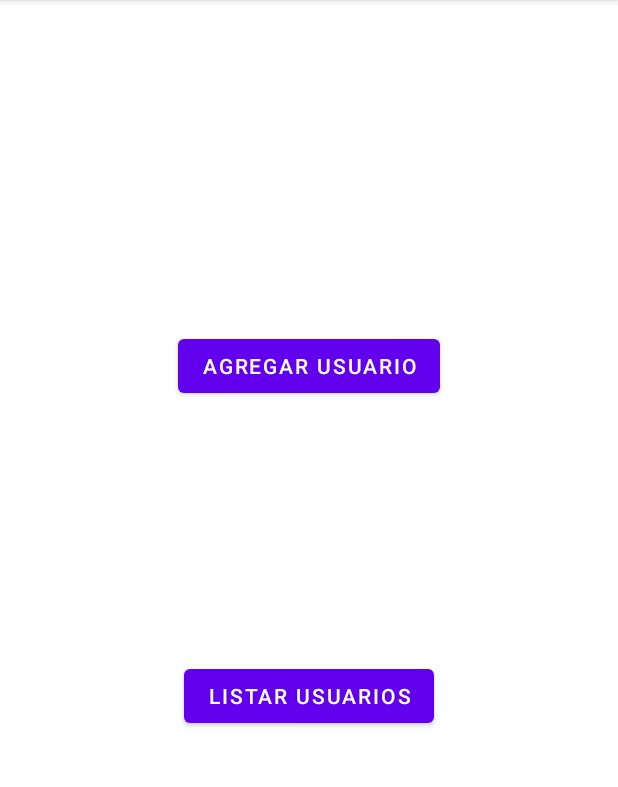
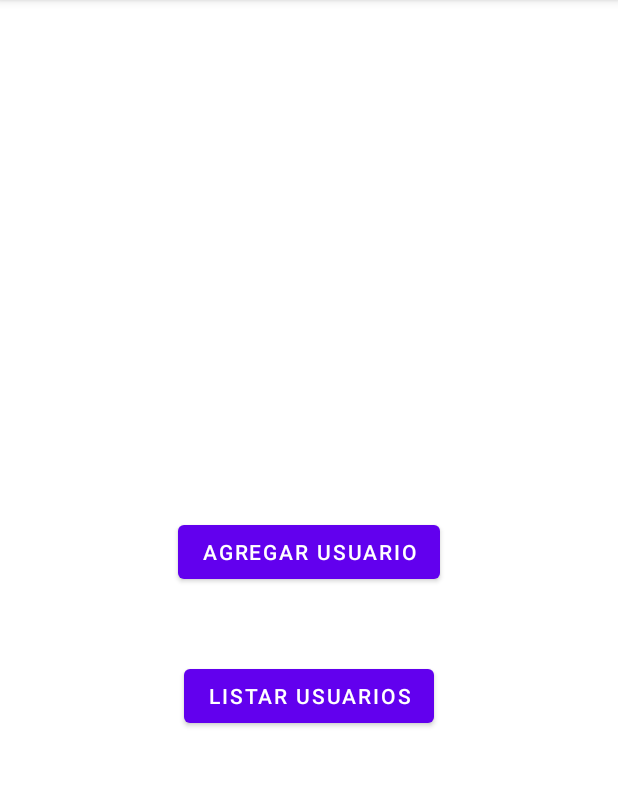
Before and after one commit to dieguitofranco/Adaptadorlista, an Android app: the screen it shows after launch (MainActivity), on a phone screen of 412 x 824 dp, the part 84-871 px from its top. Run offline under Robolectric (Android 15) with nearby library versions, the phone set to English and light mode, and no system bars.

```diff
--- a/app/src/main/java/com/qt/navegaciones/models/Globals.kt
+++ b/app/src/main/java/com/qt/navegaciones/models/Globals.kt
@@ -1,7 +1,26 @@
 package com.qt.navegaciones.models
+
+import android.content.Context
+import androidx.appcompat.app.AppCompatActivity
 
 class Globals {
     companion object {
        var listaPeronas :Persons = Persons(ArrayList<Person>())
+
+
+        fun addSharedPreference(context: Context, chapter: String, key: String, value: String ){
+            val sharedPreference = context.getSharedPreferences(chapter, AppCompatActivity.MODE_PRIVATE)
+            val editor = sharedPreference.edit()
+            editor.putString(key, value)
+            editor.apply()
+        }
+
+        fun getSharedPreference(context: Context,chapter:String, key: String): String? {
+            val sharedPreference = context.getSharedPreferences(chapter, AppCompatActivity.MODE_PRIVATE)
+            return sharedPreference.getString(key, "")
+        }
     }
+
+
+
 }
--- a/app/src/main/java/com/qt/navegaciones/views/MainActivity.kt
+++ b/app/src/main/java/com/qt/navegaciones/views/MainActivity.kt
@@ -17,9 +17,15 @@ class MainActivity : AppCompatActivity(), View.OnClickListener {
         setContentView(binding.root)
         binding.btnScreenOne.setOnClickListener(this)
         binding.btnScreenTwo.setOnClickListener(this)
+        binding.txtActiveName.text = Globals.getSharedPreference(this, "cache", "name")
 
     }
 
+    override fun onResume() {
+        super.onResume()
+        binding.txtActiveName.text = Globals.getSharedPreference(this, "cache", "name")
+
+    }
     override fun onClick(v: View?) {
         when(v?.id){
             R.id.btnScreenOne -> {
--- a/app/src/main/java/com/qt/navegaciones/views/Pantalla2.kt
+++ b/app/src/main/java/com/qt/navegaciones/views/Pantalla2.kt
@@ -28,6 +28,7 @@ class Pantalla2 : AppCompatActivity(), View.OnClickListener {
                     binding.txtEmail.text.toString(),
                     binding.txtUrl.text.toString()
                 )
+                Globals.addSharedPreference(this, "cache", "name", person.name)
                 Globals.listaPeronas.persons.add(person)
                 Toast.makeText(this, "Se ha agregado una persona", Toast.LENGTH_LONG).show()
                 clearFields()
--- a/app/src/main/res/layout/activity_main.xml
+++ b/app/src/main/res/layout/activity_main.xml
@@ -10,11 +10,14 @@
         android:id="@+id/btnScreenOne"
         android:layout_width="wrap_content"
         android:layout_height="wrap_content"
-        android:layout_marginTop="220dp"
+        android:layout_marginTop="168dp"
         android:text="@string/screen_one"
+        app:layout_constraintBottom_toTopOf="@+id/btnScreenTwo"
         app:layout_constraintEnd_toEndOf="@+id/btnScreenTwo"
+        app:layout_constraintHorizontal_bias="0.555"
         app:layout_constraintStart_toStartOf="@+id/btnScreenTwo"
-        app:layout_constraintTop_toTopOf="parent" />
+        app:layout_constraintTop_toBottomOf="@+id/txtActiveName"
+        app:layout_constraintVertical_bias="0.0" />
 
     <Button
         android:id="@+id/btnScreenTwo"
@@ -25,4 +28,17 @@
         app:layout_constraintBottom_toBottomOf="parent"
         app:layout_constraintEnd_toEndOf="parent"
         app:layout_constraintStart_toStartOf="parent" />
+
+    <TextView
+        android:id="@+id/txtActiveName"
+        android:layout_width="200dp"
+        android:layout_height="100dp"
+        android:layout_marginTop="76dp"
+        android:text="Nombre"
+        android:gravity="center"
+        android:textSize="30dp"
+        app:layout_constraintEnd_toEndOf="parent"
+        app:layout_constraintHorizontal_bias="0.498"
+        app:layout_constraintStart_toStartOf="parent"
+        app:layout_constraintTop_toTopOf="parent" />
 </androidx.constraintlayout.widget.ConstraintLayout>
```
